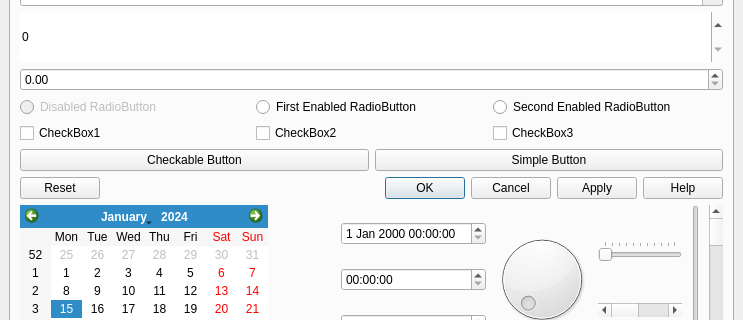
First picture: the form in examples/simple_qt_widget_example/mainwindow.ui, repository lildannita/QtAda, before the edit; both pictures show x 0 to 743 and y 235 to 555 of the 743 by 648 pixel window.
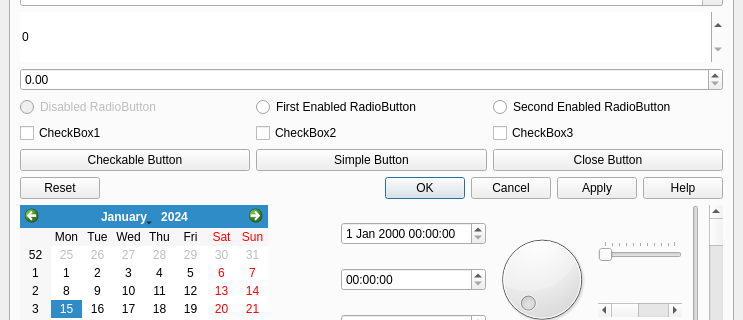
Second picture: the form after the edit.

Patch:
```diff
--- a/examples/simple_qt_widget_example/mainwindow.ui
+++ b/examples/simple_qt_widget_example/mainwindow.ui
@@ -226,6 +226,13 @@
                   </property>
                  </widget>
                 </item>
+                <item>
+                 <widget class="QPushButton" name="closeButton">
+                  <property name="text">
+                   <string>Close Button</string>
+                  </property>
+                 </widget>
+                </item>
                </layout>
               </item>
               <item>
```
